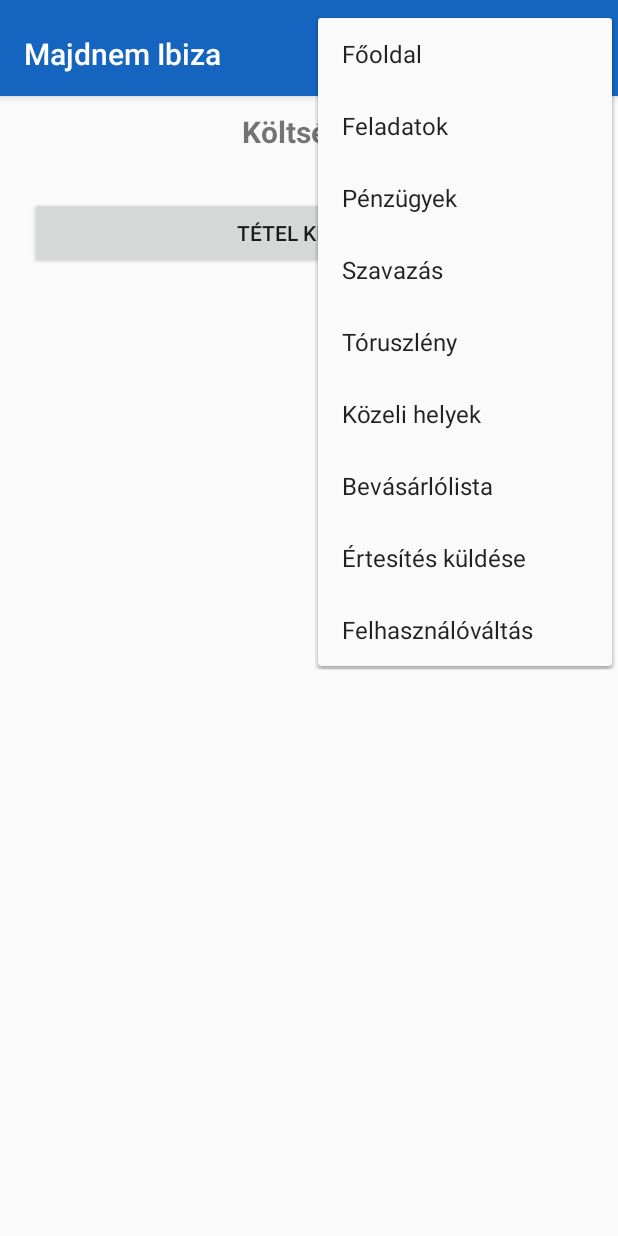
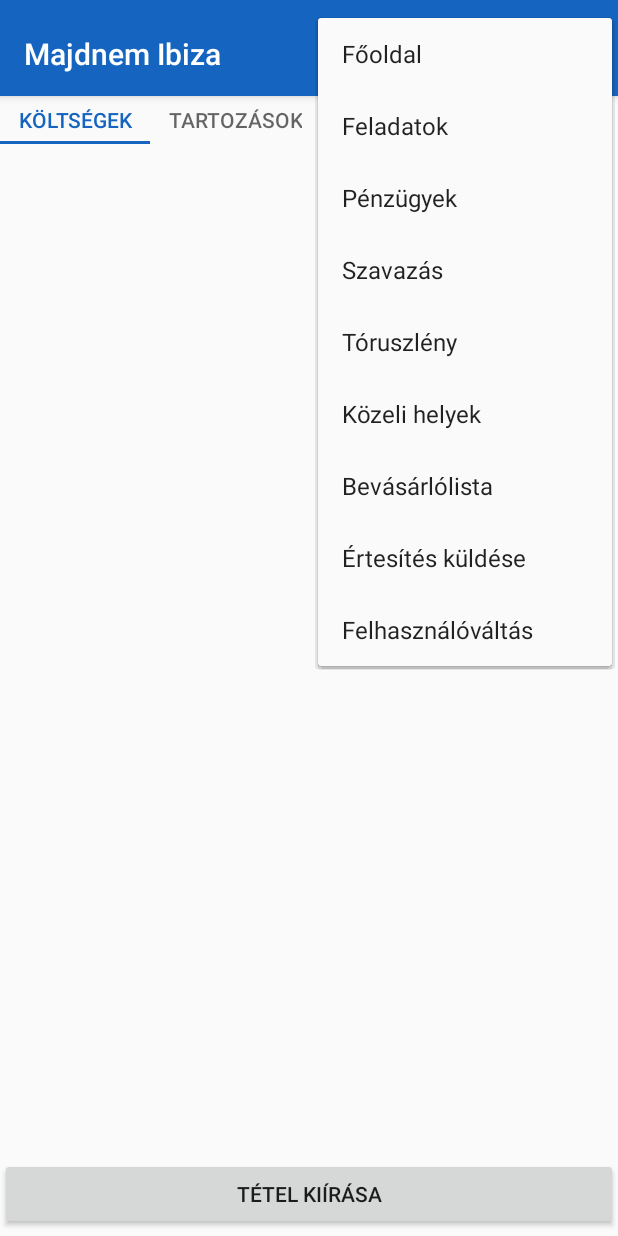
Before and after one commit to adamkassai/ibiza-android, an Android app: the fragment CostPagerFragment placed in its activity, with the options menu open, on a phone screen of 412 x 824 dp. Run offline under Robolectric (Android 15) with nearby library versions, the phone set to English and light mode, and no system bars; our stand-ins replace Firebase (no records; nobody signed in at launch, a user with empty details on screens opened directly); libraries missing offline, so code that uses them is left out: com.nostra13.universalimageloader; 5 statements that could not run were skipped.

Commit message:
add viewPager to Costs and Polls Fragments

```diff
--- a/app/src/main/java/com/kassaiweb/ibiza/Cost/CostPagerFragment.java
+++ b/app/src/main/java/com/kassaiweb/ibiza/Cost/CostPagerFragment.java
@@ -1,7 +1,8 @@
 package com.kassaiweb.ibiza.Cost;
 
-
 import android.os.Bundle;
+import android.support.annotation.Nullable;
+import android.support.design.widget.TabLayout;
 import android.support.v4.app.Fragment;
 import android.support.v4.app.FragmentManager;
 import android.support.v4.app.FragmentPagerAdapter;
@@ -12,11 +13,11 @@ import android.view.ViewGroup;
 
 import com.kassaiweb.ibiza.R;
 
-
 public class CostPagerFragment extends Fragment {
 
     private SectionsPagerAdapter mSectionsPagerAdapter;
     private ViewPager mViewPager;
+    private TabLayout mTabLayout;
 
     @Override
     public View onCreateView(LayoutInflater inflater, ViewGroup container,
@@ -31,10 +32,9 @@ public class CostPagerFragment extends Fragment {
         view.findViewById(R.id.progress).setVisibility(View.GONE);
         mSectionsPagerAdapter = new SectionsPagerAdapter(getChildFragmentManager());
         mViewPager = (ViewPager) view.findViewById(R.id.container);
+        mTabLayout = view.findViewById(R.id.container_tabLayout);
         mViewPager.setAdapter(mSectionsPagerAdapter);
-
     }
-
 
 
     public class SectionsPagerAdapter extends FragmentPagerAdapter {
@@ -48,13 +48,13 @@ public class CostPagerFragment extends Fragment {
 
             Fragment f;
 
-            if (position==0) {
+            if (position == 0) {
                 f = new CostListFragment();
-            }else if (position==1) {
+            } else if (position == 1) {
                 f = new DebtListFragment();
-            }else if (position==2) {
+            } else if (position == 2) {
                 f = new PaymentListFragment();
-            }else{
+            } else {
                 f = new CostListFragment();
             }
 
@@ -65,8 +65,22 @@ public class CostPagerFragment extends Fragment {
         public int getCount() {
             return 3;
         }
+
+        @Nullable
+        @Override
+        public CharSequence getPageTitle(int position) {
+            switch (position) {
+                case 0:
+                    return "Költségek";
+                case 1:
+                    return "Tartozások";
+                case 2:
+                    return "Fizetési előzmények";
+                default:
+                    return "Költségek";
+            }
+        }
     }
 
 
-
 }
--- a/app/src/main/res/layout/fragment_cost_list.xml
+++ b/app/src/main/res/layout/fragment_cost_list.xml
@@ -1,59 +1,38 @@
 <?xml version="1.0" encoding="utf-8"?>
-<FrameLayout xmlns:android="http://schemas.android.com/apk/res/android"
+<android.support.constraint.ConstraintLayout xmlns:android="http://schemas.android.com/apk/res/android"
+    xmlns:app="http://schemas.android.com/apk/res-auto"
+    xmlns:tools="http://schemas.android.com/tools"
     android:layout_width="match_parent"
     android:layout_height="match_parent">
-
-    <ScrollView
-        android:layout_width="match_parent"
-        android:layout_height="match_parent">
-
-        <LinearLayout
-            android:layout_width="match_parent"
-            android:layout_height="wrap_content"
-            android:orientation="vertical">
-
-            <TextView
-                android:layout_width="wrap_content"
-                android:layout_height="wrap_content"
-                android:textSize="20sp"
-                android:textStyle="bold"
-                android:padding="10dp"
-                android:layout_gravity="center"
-                android:text="Költségek"/>
-
-
-            <Button
-                android:layout_marginTop="20dp"
-                android:layout_marginStart="20dp"
-                android:layout_marginEnd="20dp"
-                android:layout_marginBottom="20dp"
-                android:id="@+id/cost_save"
-                android:layout_width="match_parent"
-                android:layout_height="wrap_content"
-                android:text="Tétel kiírása"/>
-
-
-            <android.support.v7.widget.RecyclerView
-                android:id="@+id/cost_recycler_view"
-                android:layout_width="match_parent"
-                android:layout_height="wrap_content"/>
-
-
-        </LinearLayout>
-    </ScrollView>
 
     <ProgressBar
         android:id="@+id/progress"
         android:layout_width="wrap_content"
         android:layout_height="wrap_content"
         android:layout_gravity="center"
-        android:visibility="gone"/>
+        android:visibility="gone"
+        app:layout_constraintBottom_toBottomOf="parent"
+        app:layout_constraintEnd_toEndOf="parent"
+        app:layout_constraintStart_toStartOf="parent"
+        app:layout_constraintTop_toTopOf="parent" />
+
+    <android.support.v7.widget.RecyclerView
+        android:id="@+id/cost_recycler_view"
+        android:layout_width="0dp"
+        android:layout_height="0dp"
+        app:layout_constraintBottom_toTopOf="@+id/cost_save"
+        app:layout_constraintEnd_toEndOf="parent"
+        app:layout_constraintStart_toStartOf="parent"
+        app:layout_constraintTop_toTopOf="parent" />
 
     <Button
-        android:id="@+id/button_retry"
-        android:layout_width="wrap_content"
+        android:id="@+id/cost_save"
+        android:layout_width="match_parent"
         android:layout_height="wrap_content"
-        android:layout_gravity="center"
-        android:text="Újra"
-        android:visibility="gone"/>
-</FrameLayout>
+        android:layout_marginBottom="4dp"
+        android:text="Tétel kiírása"
+        app:layout_constraintBottom_toBottomOf="parent"
+        app:layout_constraintEnd_toEndOf="parent"
+        app:layout_constraintStart_toStartOf="parent" />
+
+</android.support.constraint.ConstraintLayout>
--- a/app/src/main/res/layout/fragment_pager.xml
+++ b/app/src/main/res/layout/fragment_pager.xml
@@ -1,21 +1,31 @@
 <?xml version="1.0" encoding="utf-8"?>
 <FrameLayout xmlns:android="http://schemas.android.com/apk/res/android"
+    xmlns:app="http://schemas.android.com/apk/res-auto"
     android:layout_width="match_parent"
-    android:layout_height="match_parent"
-    xmlns:app="http://schemas.android.com/apk/res-auto">
+    android:layout_height="match_parent">
 
     <android.support.v4.view.ViewPager
         android:id="@+id/container"
         android:layout_width="match_parent"
         android:layout_height="match_parent"
-        app:layout_behavior="@string/appbar_scrolling_view_behavior" />
+        app:layout_behavior="@string/appbar_scrolling_view_behavior">
+
+        <android.support.design.widget.TabLayout
+            android:id="@+id/container_tabLayout"
+            android:layout_width="match_parent"
+            android:layout_height="32dp"
+            app:tabIndicatorColor="@color/colorPrimary"
+            app:tabMode="scrollable"
+            app:tabSelectedTextColor="@color/colorPrimary"/>
+
+    </android.support.v4.view.ViewPager>
 
 
     <ProgressBar
         android:id="@+id/progress"
         android:layout_width="wrap_content"
         android:layout_height="wrap_content"
-        android:layout_gravity="center"/>
+        android:layout_gravity="center" />
 
     <Button
         android:id="@+id/button_retry"
@@ -23,7 +33,7 @@
         android:layout_height="wrap_content"
         android:layout_gravity="center"
         android:text="Újra"
-        android:visibility="gone"/>
+        android:visibility="gone" />
 
 
 </FrameLayout>
```
Also changed, not shown: app/src/main/java/com/kassaiweb/ibiza/Poll/PollFragment.java (+9 -26 lines), app/src/main/java/com/kassaiweb/ibiza/Poll/PollsPagerFragment.java (+19 -18 lines), app/src/main/res/layout/fragment_debt_list.xml (+17 -37 lines), app/src/main/res/layout/fragment_payment_list.xml (+16 -36 lines), app/src/main/res/layout/fragment_poll.xml (+32 -32 lines).
